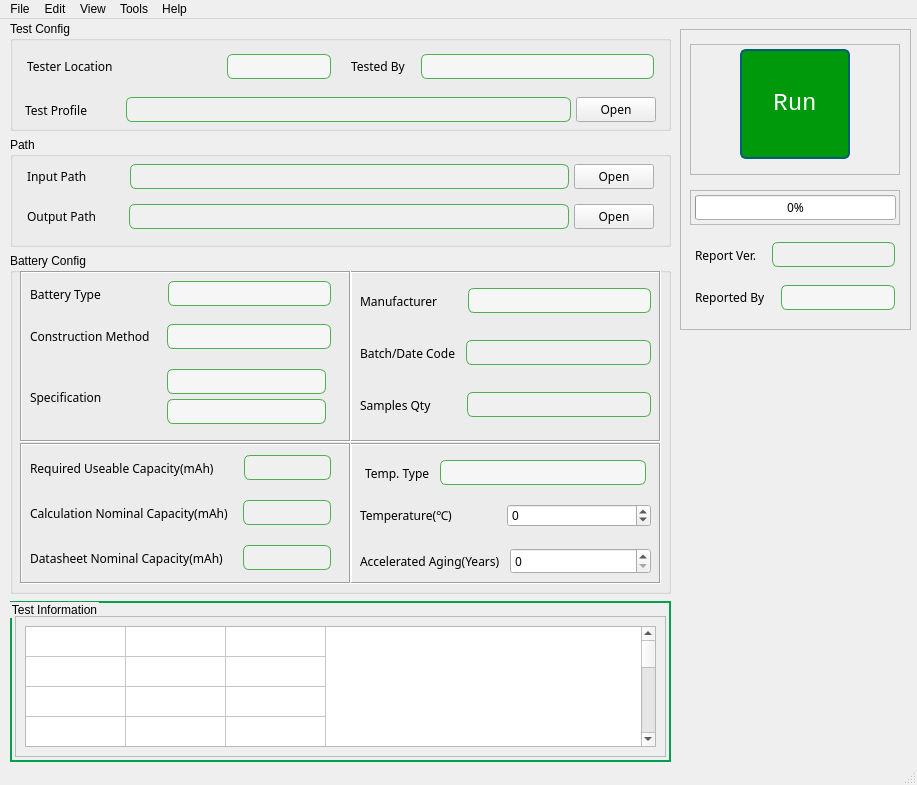
Old version of the form src/battery_analysis/ui/resources/ui_battery_analysis.ui in the repository Sandman6z/battery-analysis.
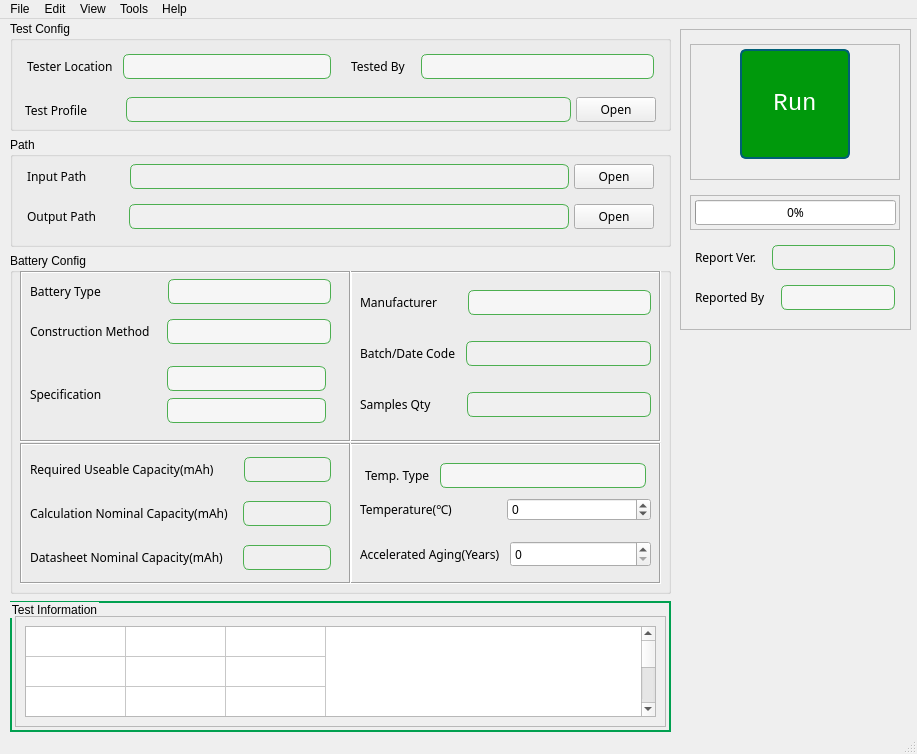
New version of the form. Icons and pictures are not drawn.

Commit message: style(ui): 调整界面布局间距和高度以优化显示效果

The edit to the form file:
```diff
--- a/src/battery_analysis/ui/resources/ui_battery_analysis.ui
+++ b/src/battery_analysis/ui/resources/ui_battery_analysis.ui
@@ -8,7 +8,7 @@
     <x>0</x>
     <y>0</y>
     <width>917</width>
-    <height>785</height>
+    <height>754</height>
    </rect>
   </property>
   <property name="sizePolicy">
@@ -163,7 +163,7 @@
              <property name="sizeHint" stdset="0">
               <size>
                <width>5</width>
-               <height>30</height>
+               <height>0</height>
               </size>
              </property>
             </spacer>
@@ -263,7 +263,7 @@
              <property name="sizeHint" stdset="0">
               <size>
                <width>50</width>
-               <height>35</height>
+               <height>0</height>
               </size>
              </property>
             </spacer>
@@ -336,7 +336,7 @@
            <property name="sizeHint" stdset="0">
             <size>
              <width>5</width>
-             <height>10</height>
+             <height>0</height>
             </size>
            </property>
           </spacer>
@@ -469,7 +469,7 @@
            <property name="sizeHint" stdset="0">
             <size>
              <width>25</width>
-             <height>30</height>
+             <height>0</height>
             </size>
            </property>
           </spacer>
@@ -581,7 +581,7 @@
            <property name="sizeHint" stdset="0">
             <size>
              <width>5</width>
-             <height>30</height>
+             <height>0</height>
             </size>
            </property>
           </spacer>
@@ -662,7 +662,7 @@
            <property name="sizeHint" stdset="0">
             <size>
              <width>30</width>
-             <height>30</height>
+             <height>0</height>
             </size>
            </property>
           </spacer>
@@ -792,7 +792,7 @@
            <property name="sizeHint" stdset="0">
             <size>
              <width>62</width>
-             <height>30</height>
+             <height>0</height>
             </size>
            </property>
           </spacer>
@@ -910,7 +910,7 @@
            <property name="sizeHint" stdset="0">
             <size>
              <width>12</width>
-             <height>20</height>
+             <height>0</height>
             </size>
            </property>
           </spacer>
@@ -1025,7 +1025,7 @@
            <property name="sizeHint" stdset="0">
             <size>
              <width>55</width>
-             <height>60</height>
+             <height>0</height>
             </size>
            </property>
           </spacer>
@@ -1277,7 +1277,7 @@
            <property name="sizeHint" stdset="0">
             <size>
              <width>25</width>
-             <height>30</height>
+             <height>0</height>
             </size>
            </property>
           </spacer>
@@ -1358,7 +1358,7 @@
            <property name="sizeHint" stdset="0">
             <size>
              <width>10</width>
-             <height>30</height>
+             <height>0</height>
             </size>
            </property>
           </spacer>
@@ -1436,7 +1436,7 @@
            <property name="sizeHint" stdset="0">
             <size>
              <width>15</width>
-             <height>30</height>
+             <height>0</height>
             </size>
            </property>
           </spacer>
@@ -1671,7 +1671,7 @@
        <number>2</number>
       </property>
       <item>
-       <layout class="QHBoxLayout" name="horizontalLayout_TesterLocation" stretch="10,10,10">
+       <layout class="QHBoxLayout" name="horizontalLayout_TesterLocation" stretch="1,0,10">
         <property name="spacing">
          <number>5</number>
         </property>
@@ -1797,7 +1797,7 @@
         <property name="sizeHint" stdset="0">
          <size>
           <width>5</width>
-          <height>20</height>
+          <height>0</height>
          </size>
         </property>
        </spacer>
@@ -2200,7 +2200,7 @@
       <x>10</x>
       <y>582</y>
       <width>661</width>
-      <height>161</height>
+      <height>131</height>
      </rect>
     </property>
     <property name="font">
@@ -2224,7 +2224,7 @@
        <x>5</x>
        <y>15</y>
        <width>651</width>
-       <height>141</height>
+       <height>111</height>
       </rect>
      </property>
      <property name="widgetResizable">
@@ -2236,7 +2236,7 @@
         <x>0</x>
         <y>0</y>
         <width>649</width>
-        <height>139</height>
+        <height>109</height>
        </rect>
       </property>
       <property name="sizePolicy">
@@ -2736,7 +2736,7 @@
             <property name="sizeHint" stdset="0">
              <size>
               <width>10</width>
-              <height>30</height>
+              <height>0</height>
              </size>
             </property>
            </spacer>
```
Left out of the diff: 8 changed lines with no effect on the pictures. The commit also changes 1 other file.
